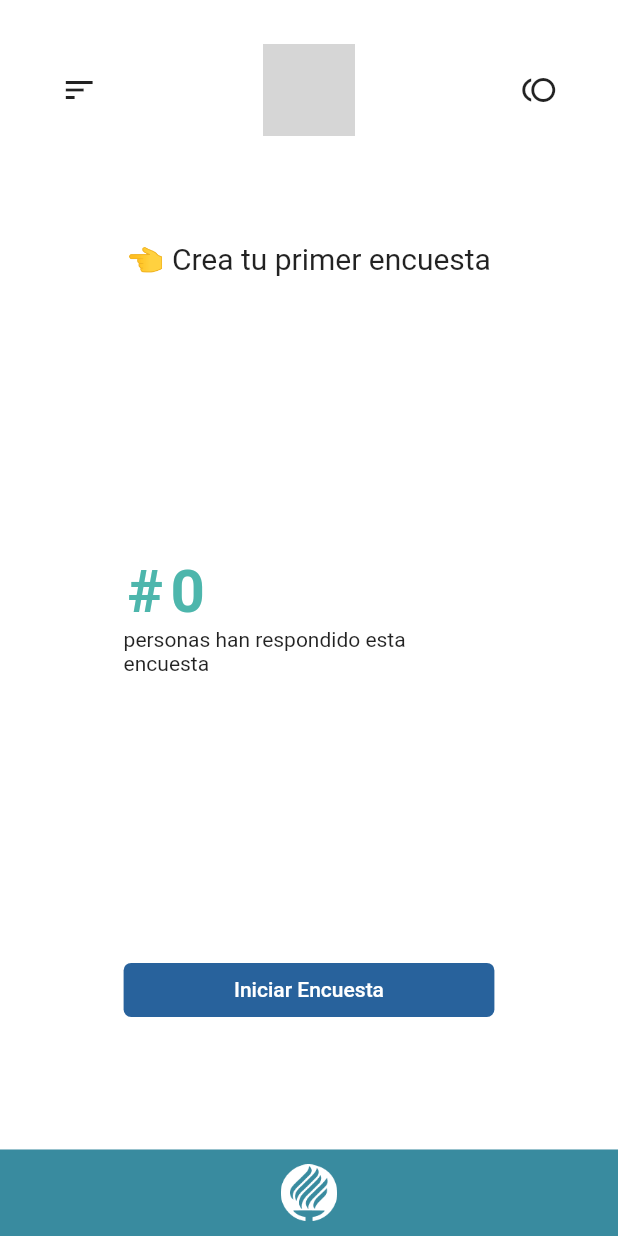
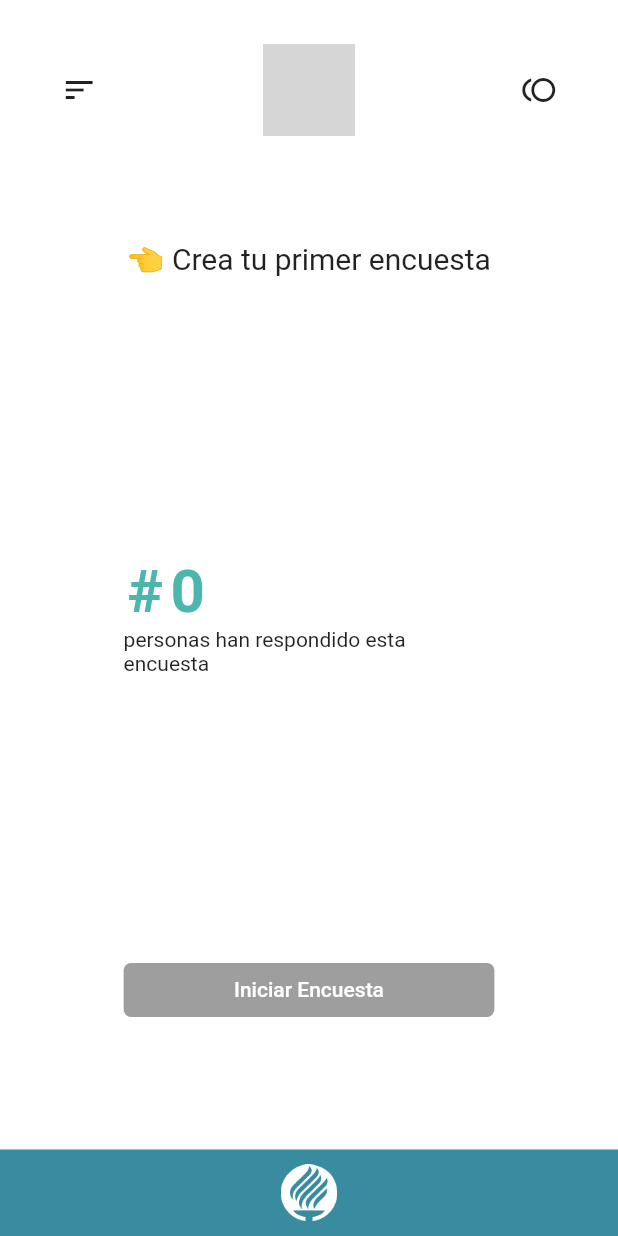
Before and after one commit to MIKEGUIJARRO/SGC, a Flutter app: the HomeScreen screen opened by its route, on a phone screen of 412 x 824 dp. Run offline on Flutter 3.47's test engine with Material 2 defaults, Android fonts, the phone set to English and light mode, and no system bars; our stand-ins replace flutter_swiper, hex; grey boxes are pictures that could not be loaded.

Commit message:
Mensaje default en pantalla Home e implementacion de logica para mensajes cuando no se tengan Surveys

```diff
--- a/lib/provider/surveys.dart
+++ b/lib/provider/surveys.dart
@@ -3,48 +3,7 @@ import 'package:flutter/material.dart';
 import '../models/survey_model.dart';
 
 class Surveys with ChangeNotifier {
-  List<SurveyModel> _surveysModel = [
-    SurveyModel(
-      id: "0102",
-      title: "Encuesta de amor",
-      counter: 50,
-      isSelected: true,
-      itemQuestions: [
-        {"question": "Pregunta 1", "responses": []},
-        {"question": "Pregunta 2", "responses": []},
-        {"question": "Pregunta 3", "responses": []}
-      ]),
-      SurveyModel(
-      id: "0103",
-      title: "Encuesta de edad",
-      counter: 20,
-      isSelected: false,
-      itemQuestions: [
-        {"question": "Pregunta 1", "responses": []},
-        {"question": "Pregunta 2", "responses": []},
-        {"question": "Pregunta 3", "responses": []}
-      ]),
-      SurveyModel(
-      id: "0104",
-      title: "Encuesta de enfermedad",
-      counter: 0,
-      isSelected: false,
-      itemQuestions: [
-        {"question": "Pregunta 1", "responses": []},
-        {"question": "Pregunta 2", "responses": []},
-        {"question": "Pregunta 3", "responses": []}
-      ]),
-      SurveyModel(
-      id: "0107",
-      title: "Encuesta de odio",
-      counter: 1,
-      isSelected: false,
-      itemQuestions: [
-        {"question": "Pregunta 1", "responses": []},
-        {"question": "Pregunta 2", "responses": []},
-        {"question": "Pregunta 3", "responses": []}
-      ])
-  ];
+  List<SurveyModel> _surveysModel = [];
 
   List<SurveyModel> get surveys {
     return [..._surveysModel];
@@ -55,7 +14,6 @@ class Surveys with ChangeNotifier {
       @required String title,
       int counter = 0,
       @required List<String> questions}) {
-
     _surveysModel.forEach((survey) => survey.isSelected = false);
 
     _surveysModel.add(SurveyModel(
@@ -67,31 +25,32 @@ class Surveys with ChangeNotifier {
             .map((question) => {"question": question, "responses": []})
             .toList()));
 
-            print("SurveysModelLength: ${_surveysModel.length}");
+    print("SurveysModelLength: ${_surveysModel.length}");
     notifyListeners();
   }
 
   void removeSurvey(String id) {
-    final surveyRemoved = _surveysModel.firstWhere((survey)=>survey.id == id);
+    final surveyRemoved = _surveysModel.firstWhere((survey) => survey.id == id);
     _surveysModel.remove(surveyRemoved);
     notifyListeners();
   }
 
-  void selectSurvey(String id) {
-    for (int i = 0;i < _surveysModel.length;i++) {
+  SurveyModel selectSurvey(String id) {
+    for (int i = 0; i < _surveysModel.length; i++) {
       _surveysModel[i].isSelected = false;
     }
     for (int i = 0; i < _surveysModel.length; i++) {
       if (_surveysModel[i].id == id) {
         _surveysModel[i].isSelected = true;
         notifyListeners();
-        return;
+        return _surveysModel[i];
       }
     }
   }
 
+  void fetchAndGetSurveys() {}
 
-  void fetchAndGetSurveys() {
-
+  int getLength() {
+    return _surveysModel.length;
   }
 }
--- a/lib/screens/create_survey_screen.dart
+++ b/lib/screens/create_survey_screen.dart
@@ -162,6 +162,8 @@ class _CreateSurveyScreenState extends State<CreateSurveyScreen> {
             return AlertDialogSave(
               disposeHolder: (String tituloDialog) {
                 _questionsHolder.updateProvider(context, tituloDialog);
+                //Cerramos el teclado
+                FocusScope.of(context).requestFocus(FocusNode());
                 Navigator.of(context).pop();
               },
             );
--- a/lib/screens/home_screen.dart
+++ b/lib/screens/home_screen.dart
@@ -11,6 +11,7 @@ import '../provider/survey.dart';
 import '../provider/survey_holder.dart';
 import '../screens/change_survey_screen.dart';
 import '../widgets/custom_app_bar.dart';
+import '../provider/surveys.dart';
 
 class HomeScreen extends StatelessWidget {
   static const routeName = "/home";
@@ -36,6 +37,19 @@ class HomeScreen extends StatelessWidget {
   @override
   Widget build(BuildContext context) {
     final _survey = Provider.of<Survey>(context);
+    final _surveys = Provider.of<Surveys>(context);
+
+    //Establecemos los valores que se mostraran po default
+
+    int counterHolder = 0;
+    String titleHolder = "👈 Crea tu primer encuesta";
+    bool availableHolder = false;
+
+    if (_surveys.getLength() > 0) {
+      counterHolder = _survey.getCounter();
+      titleHolder = _survey.getTitle();
+      availableHolder = true;
+    }
 
     return Scaffold(
       key: _drawerKey,
@@ -48,7 +62,8 @@ class HomeScreen extends StatelessWidget {
             onPressed: () => _drawerKey.currentState.openDrawer()),
         iconRight: IconButton(
             icon: Icon(Icons.toll),
-            onPressed: () => Provider.of<Survey>(context, listen: false).printResponses()),
+            onPressed: () =>
+                Provider.of<Survey>(context, listen: false).printResponses()),
       ),
       drawer: Drawer(
           child: ListView(children: <Widget>[
@@ -102,12 +117,12 @@ class HomeScreen extends StatelessWidget {
                   mainAxisAlignment: MainAxisAlignment.spaceBetween,
                   children: <Widget>[
                     Text(
-                      _survey.getTitle(),
+                      titleHolder,
                       textAlign: TextAlign.center,
                       style: TextStyle(fontSize: 20),
                     ),
                     SurveyInfo(
-                      num: _survey.getCounter(),
+                      num: counterHolder,
                     ),
                     SizedBox(
                       width: double.infinity,
@@ -123,7 +138,10 @@ class HomeScreen extends StatelessWidget {
                             color: Colors.white,
                           ),
                         ),
-                        onPressed: () => _startSurvey(context),
+                        disabledColor: Colors.black38,
+                        onPressed: availableHolder
+                            ? () => _startSurvey(context)
+                            : null,
                       ),
                     ),
                   ],
```
Also changed, not shown: lib/screens/change_survey_screen.dart (+14 -21 lines).
